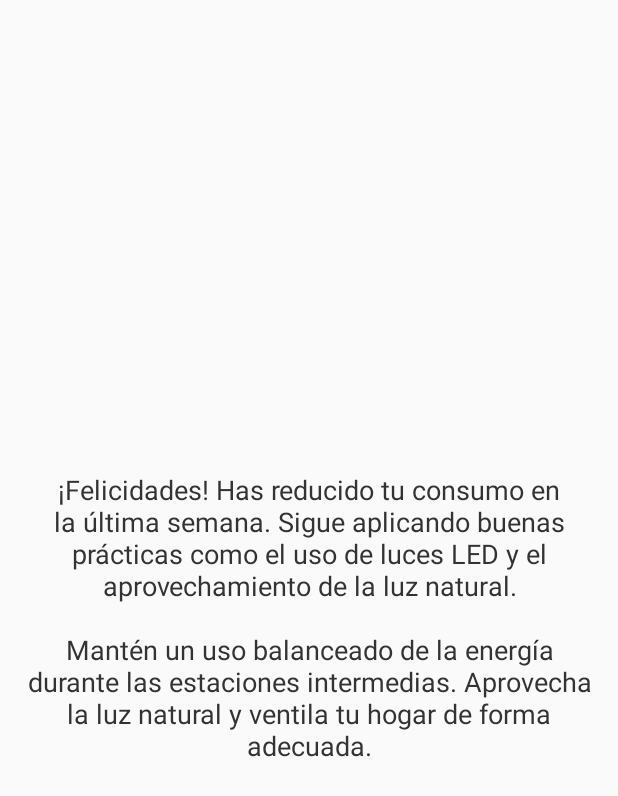
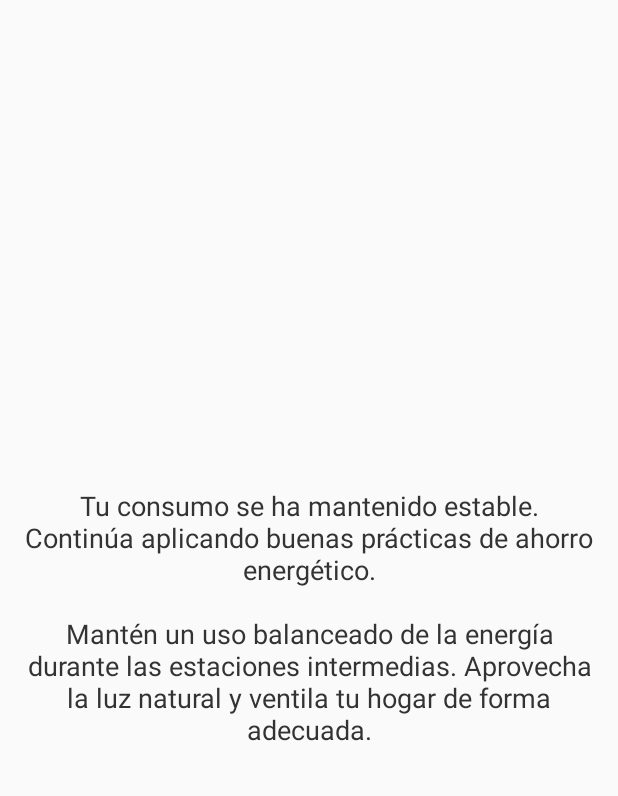
Before and after one commit to Oyupa/PDE_Consumo_Energetico, an Android app built with Jetpack Compose: the RecomendacionesActivity screen opened directly, with no data from a screen before it, on a phone screen of 412 x 824 dp. Shown: the top 796 px of the screen. Run offline under Robolectric (Android 15) with nearby library versions, the phone set to English and light mode, and no system bars; our stand-ins replace Firebase (no records; nobody signed in at launch, a user with empty details on screens opened directly).

Commit message:
Recomendaciones integrada en la pantalla de "consumo ensergético"

```diff
--- a/app/src/main/java/com/example/pde_consumo_energetico/RecomendacionesActivity.kt
+++ b/app/src/main/java/com/example/pde_consumo_energetico/RecomendacionesActivity.kt
@@ -2,30 +2,59 @@ package com.example.pde_consumo_energetico
 
 import android.os.Bundle
 import android.widget.TextView
+import android.widget.Toast
 import androidx.activity.ComponentActivity
+import com.google.firebase.Firebase
+import com.google.firebase.firestore.FirebaseFirestore
+import com.google.firebase.firestore.Query
+import com.google.firebase.firestore.firestore
 
 class RecomendacionesActivity : ComponentActivity() {
+
+    private var db: FirebaseFirestore = Firebase.firestore
+
     override fun onCreate(savedInstanceState: Bundle?) {
         super.onCreate(savedInstanceState)
         setContentView(R.layout.activity_recomendaciones)
 
 
-        val consumoSemanaActual = 150 //Ejemplo: Datos simulados
-        val consumoSemanaAnterior = 180
+        obtenerDatosConsumo { consumoSemanaActual, consumoSemanaAnterior ->
+            val recomendacionConsumo = generarRecomendacion(consumoSemanaActual, consumoSemanaAnterior)
+            val recomendacionEstacional = generarRecomendacionesEstacionales()
 
 
-        val textViewRecomendaciones = findViewById<TextView>(R.id.textViewRecomendaciones)
+            val textViewRecomendaciones = findViewById<TextView>(R.id.textViewRecomendaciones)
+            textViewRecomendaciones.text = "$recomendacionConsumo\n\n$recomendacionEstacional"
+        }
+
+    }
 
 
-        val recomendacionConsumo = generarRecomendacion(consumoSemanaActual, consumoSemanaAnterior)
+    private fun obtenerDatosConsumo(callback: (Int, Int) -> Unit) {
+        db.collection("consumo")
+            .orderBy("semana", Query.Direction.DESCENDING)
+            .limit(2)
+            .get()
+            .addOnSuccessListener { querySnapshot ->
+                val consumos = querySnapshot.documents
 
+                if (consumos.size >= 2) {
+                    val consumoSemanaActual = consumos[0].getLong("consumo")?.toInt() ?: 0
+                    val consumoSemanaAnterior = consumos[1].getLong("consumo")?.toInt() ?: 0
+                    callback(consumoSemanaActual, consumoSemanaAnterior)
+                } else if (consumos.size == 1) {
+                    val consumoSemanaActual = consumos[0].getLong("consumo")?.toInt() ?: 0
+                    callback(consumoSemanaActual, 0)
+                } else {
+                    callback(0, 0)
+                }
+            }
+            .addOnFailureListener { exception ->
+                Toast.makeText(this, "Error al obtener los datos de consumo", Toast.LENGTH_SHORT).show()
+                callback(0, 0)
+            }
 
-        val recomendacionEstacional = generarRecomendacionesEstacionales()
-
-
-        textViewRecomendaciones.text = "$recomendacionConsumo\n\n$recomendacionEstacional"
     }
-
 
     private fun generarRecomendacion(consumoSemanaActual: Int, consumoSemanaAnterior: Int): String {
         return when {
```
